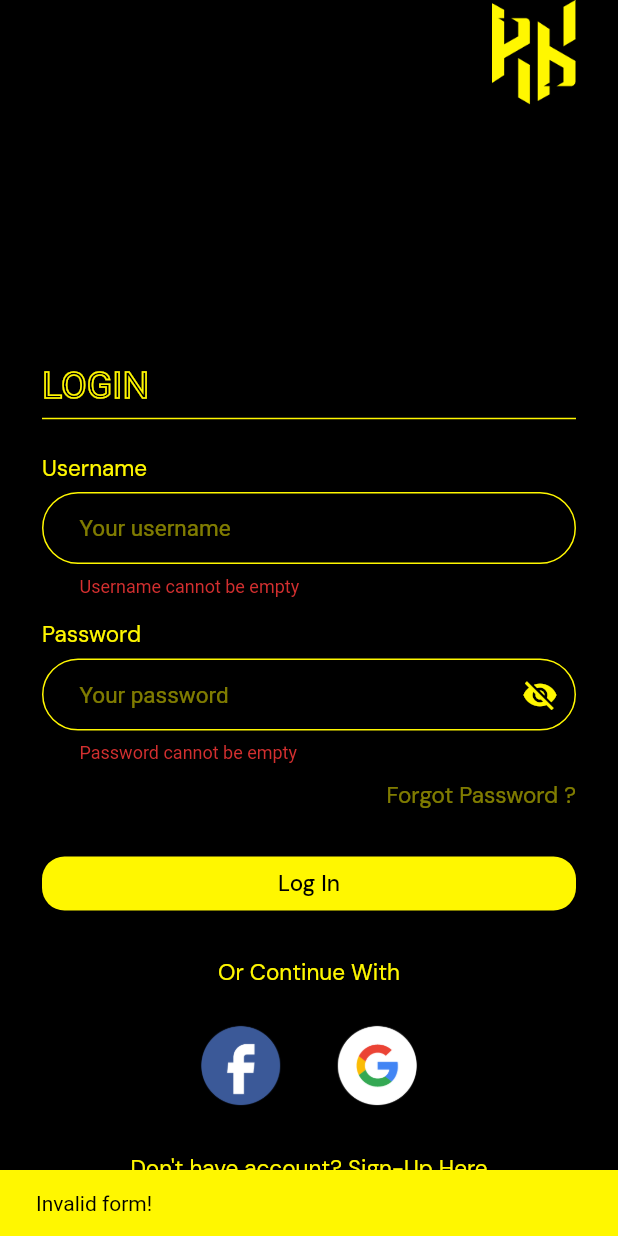
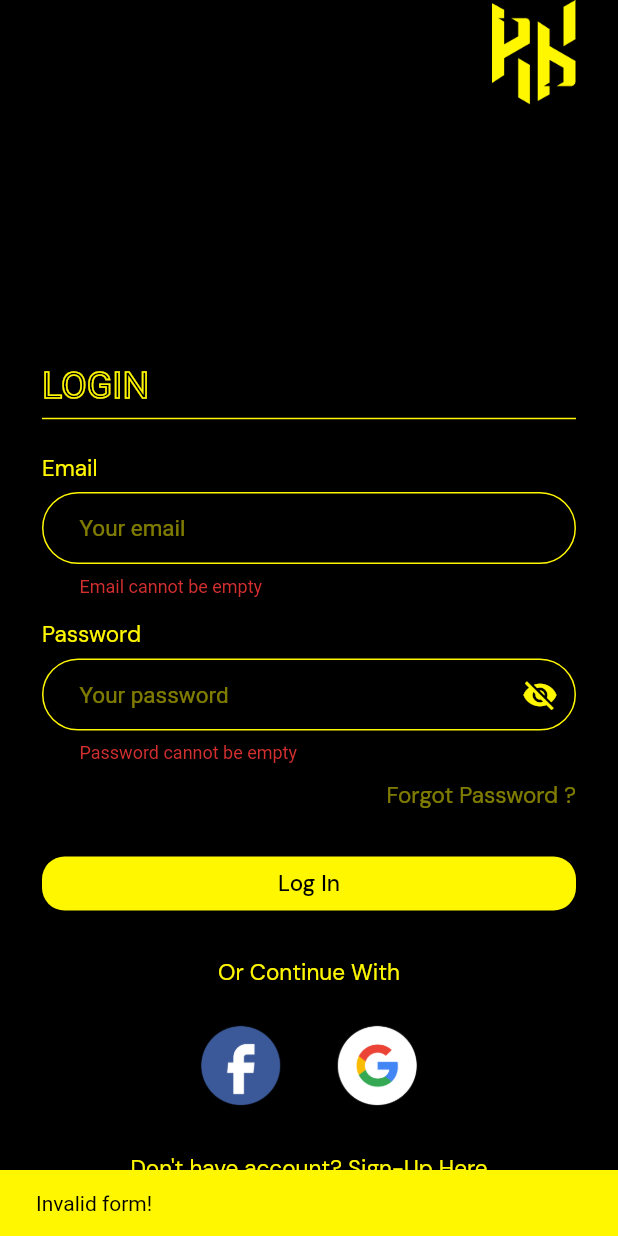
Before and after one commit to haziqkamel/paintball_my_community, a Flutter app: the screen it shows after launch, after a tap on "Log In", on a phone screen of 412 x 824 dp. Run offline on Flutter 3.47's test engine with Material 2 defaults, Android fonts, the phone set to English and light mode, and no system bars; our stand-ins replace firebase_auth, firebase_core, get, google_fonts, shared_preferences; accounts and stored records are empty; statements that could not run were skipped.

Commit message:
Add Firebase Authentication for sign in

```diff
--- a/lib/controllers/login_controller.dart
+++ b/lib/controllers/login_controller.dart
@@ -1,12 +1,14 @@
+import 'package:firebase_auth/firebase_auth.dart';
 import 'package:flutter/material.dart';
 import 'package:flutter/widgets.dart';
 import 'package:get/get.dart';
-import 'package:paintball_app/routes/route_path.dart';
+import 'package:paintball_app/main.dart';
 import 'package:paintball_app/utils/app_utils.dart';
+import 'package:paintball_app/utils/firebase_utils.dart';
 
 class LoginController extends GetxController {
   RxBool isObscure = false.obs;
-  late TextEditingController controllerUsername;
+  late TextEditingController controllerEmail;
   late TextEditingController controllerPassword;
   late FocusNode usernameFocus;
   late FocusNode passwordFocus;
@@ -15,7 +17,7 @@ class LoginController extends GetxController {
   @override
   void onInit() async {
     super.onInit();
-    controllerUsername = TextEditingController();
+    controllerEmail = TextEditingController();
     controllerPassword = TextEditingController();
     usernameFocus = FocusNode();
     passwordFocus = FocusNode();
@@ -23,7 +25,7 @@ class LoginController extends GetxController {
 
   @override
   void dispose() {
-    controllerUsername.dispose();
+    controllerEmail.dispose();
     controllerPassword.dispose();
     usernameFocus.dispose();
     passwordFocus.dispose();
@@ -34,13 +36,21 @@ class LoginController extends GetxController {
     isObscure.value = !isObscure.value;
   }
 
-  void onSubmit() {
+  void onSubmit() async {
+    AppUtils.showOverlayLoading();
+
     if (globalKey.currentState!.validate()) {
-      print('Okay!');
-      //TODO: Firebase Authentication
-      Get.offAndToNamed(HOME);
+      try {
+        await FirebaseUtils.signIn(
+            email: controllerEmail.text, password: controllerPassword.text);
+      } on FirebaseAuthException catch (e) {
+        print('FirebaseAuthException: $e');
+        AppUtils.showSnackBar(e.message.toString());
+      }
     } else {
       AppUtils.showSnackBar('Invalid form!');
     }
+
+    navigatorKey.currentState!.pop();
   }
 }
--- a/lib/controllers/splash_controller.dart
+++ b/lib/controllers/splash_controller.dart
@@ -9,7 +9,7 @@ class SplashController extends GetxController {
   }
 
   Future<void> delay() async {
-    await Future.delayed(const Duration(seconds: 5))
-        .then((value) => Get.offAndToNamed(LOGIN));
+    await Future.delayed(const Duration(seconds: 2))
+        .then((_) => Get.offAndToNamed(LOGIN));
   }
 }
--- a/lib/main.dart
+++ b/lib/main.dart
@@ -1,17 +1,26 @@
 import 'dart:async';
 
+import 'package:firebase_core/firebase_core.dart';
 import 'package:flutter/material.dart';
 import 'package:get/get.dart';
 import 'package:paintball_app/constants/color.dart';
 import 'package:paintball_app/routes/route_generator.dart';
 import 'package:paintball_app/routes/route_path.dart';
+import 'package:paintball_app/utils/firebase_utils.dart';
 
 void main() {
-  runZonedGuarded(() => runApp(const MyApp()), (error, stack) {
+  runZonedGuarded(() async {
+    WidgetsFlutterBinding.ensureInitialized();
+    await Firebase.initializeApp();
+    FirebaseUtils.signOut();
+    runApp(const MyApp());
+  }, (error, stack) {
     print(error);
     print(stack);
   });
 }
+
+final navigatorKey = GlobalKey<NavigatorState>();
 
 class MyApp extends StatelessWidget {
   const MyApp({Key? key}) : super(key: key);
@@ -19,6 +28,7 @@ class MyApp extends StatelessWidget {
   @override
   Widget build(BuildContext context) {
     return GetMaterialApp(
+      navigatorKey: navigatorKey,
       title: 'Paintball Malaysia Community',
       debugShowCheckedModeBanner: false,
       theme: ThemeData(
--- a/lib/utils/app_utils.dart
+++ b/lib/utils/app_utils.dart
@@ -55,4 +55,14 @@ class AppUtils {
   static void changeFocusNode(
           {required BuildContext context, required FocusNode node}) =>
       FocusScope.of(context).requestFocus(node);
+
+  static showOverlayLoading() {
+    showDialog(
+      context: Get.context!,
+      barrierDismissible: false,
+      builder: (context) => const Center(
+        child: CircularProgressIndicator(),
+      ),
+    );
+  }
 }
--- /dev/null
+++ b/lib/utils/firebase_utils.dart
@@ -0,0 +1,54 @@
+import 'package:firebase_auth/firebase_auth.dart';
+import 'package:firebase_core/firebase_core.dart';
+import 'package:get/get.dart';
+import 'package:paintball_app/routes/route_path.dart';
+
+class FirebaseUtils {
+  static init() async => await Firebase.initializeApp();
+
+  static Future<void> useFirebaseAuthEmulator() async =>
+      await FirebaseAuth.instance.useAuthEmulator('10.0.2.2', 9099);
+
+  // Subscribe current auth state
+  static subscribeCurrentAuthState() =>
+      FirebaseAuth.instance.authStateChanges().listen((User? user) {
+        if (user == null) {
+          Get.offNamedUntil(LOGIN, (route) => false);
+        } else {
+          Get.offNamedUntil(HOME, (route) => false);
+        }
+      });
+
+  // Subscribe current id token changes
+  static subbscribeCurrentIdTokenChanges() =>
+      FirebaseAuth.instance.idTokenChanges().listen((User? user) {
+        if (user == null) {
+          print('User is currently signed out!');
+        } else {
+          print('User is signed in!');
+        }
+      });
+
+  // Subscribe user changes
+  static checkUserChanges() =>
+      FirebaseAuth.instance.userChanges().listen((User? user) {
+        if (user == null) {
+          print('User is currently signed out!');
+        } else {
+          print('User is signed in!');
+        }
+      });
+
+  static get firebaseUser => FirebaseAuth.instance.currentUser;
+
+  static signIn({required String email, required String password}) async {
+    await FirebaseAuth.instance.signInWithEmailAndPassword(
+      email: email.trim(),
+      password: password.trim(),
+    );
+  }
+
+  static signOut() async {
+    await FirebaseAuth.instance.signOut();
+  }
+}
--- a/lib/views/login_view.dart
+++ b/lib/views/login_view.dart
@@ -1,5 +1,6 @@
 import 'dart:io';
 
+import 'package:firebase_auth/firebase_auth.dart';
 import 'package:flutter/material.dart';
 import 'package:get/get.dart';
 import 'package:google_fonts/google_fonts.dart';
@@ -12,6 +13,7 @@ import '../widgets/app_logo_widget.dart';
 import '../widgets/custom_text_form_field.dart';
 import '../widgets/label_text_widget.dart';
 import '../widgets/outline_text_widget.dart';
+import 'home_view.dart';
 
 class LoginView extends StatelessWidget {
   LoginView({Key? key}) : super(key: key);
@@ -26,7 +28,13 @@ class LoginView extends StatelessWidget {
         resizeToAvoidBottomInset: false,
         appBar: null,
         backgroundColor: black,
-        body: SafeArea(
+        body: StreamBuilder<User?>(
+          stream: FirebaseAuth.instance.authStateChanges(),
+          builder: (context, snapshot) {
+            if (snapshot.hasData) {
+              return HomeView();
+            } else {
+              return SafeArea(
                 child: Padding(
                   padding: const EdgeInsets.symmetric(horizontal: 28),
                   child: Column(
@@ -51,19 +59,20 @@ class LoginView extends StatelessWidget {
                             crossAxisAlignment: CrossAxisAlignment.start,
                             children: [
                               const LabelTextWidget(
-                          labelText: 'Username',
+                                labelText: 'Email',
                                 fontSize: 15,
                               ),
                               CustomTextFormField(
-                          hintText: 'Your username',
-                          controller: _controller.controllerUsername,
+                                hintText: 'Your email',
+                                controller: _controller.controllerEmail,
                                 focusNode: _controller.usernameFocus,
-                          onFieldSubmitted: (txt) => AppUtils.changeFocusNode(
+                                onFieldSubmitted: (txt) =>
+                                    AppUtils.changeFocusNode(
                                   context: context,
                                   node: _controller.passwordFocus,
                                 ),
-                          validator: (val) => AppUtils.usernameValidator(
-                              val, _controller.controllerUsername),
+                                validator: (val) => AppUtils.emailValidator(
+                                    val, _controller.controllerEmail),
                               ),
                               const SizedBox(height: 15),
                               const LabelTextWidget(
@@ -76,7 +85,8 @@ class LoginView extends StatelessWidget {
                                   hintText: 'Your password',
                                   focusNode: _controller.passwordFocus,
                                   textObscure: !_controller.isObscure.value,
-                            validator: (val) => AppUtils.passwordValidator(
+                                  validator: (val) =>
+                                      AppUtils.passwordValidator(
                                           val, _controller.controllerPassword),
                                   suffixIcon: Obx(
                                     () => IconButton(
@@ -95,7 +105,8 @@ class LoginView extends StatelessWidget {
                               const SizedBox(height: 11),
                               buildForgotPassword(),
                               Padding(
-                          padding: const EdgeInsets.symmetric(vertical: 25),
+                                padding:
+                                    const EdgeInsets.symmetric(vertical: 25),
                                 child: SizedBox(
                                   width: double.infinity,
                                   child: ElevatedButton(
@@ -124,6 +135,9 @@ class LoginView extends StatelessWidget {
                     ],
                   ),
                 ),
+              );
+            }
+          },
         ),
       ),
     );
--- a/lib/views/splashscreen.dart
+++ b/lib/views/splashscreen.dart
@@ -11,8 +11,17 @@ class SplashScreen extends StatelessWidget {
   @override
   Widget build(BuildContext context) {
     _controller.onInit();
-    return Container(
-      color: Colors.black,
+    return Scaffold(
+      body: buildSplashScreen()
+    );
+  }
+
+  Widget buildSplashScreen() {
+    return Scaffold(
+      backgroundColor: Colors.black,
+      body: SizedBox(
+        width: double.infinity,
+        height: double.infinity,
         child: Column(
           crossAxisAlignment: CrossAxisAlignment.center,
           mainAxisAlignment: MainAxisAlignment.center,
@@ -25,6 +34,7 @@ class SplashScreen extends StatelessWidget {
             )
           ],
         ),
+      ),
     );
   }
 }
```
Also changed, not shown: lib/models/news_model.dart (+11 -20 lines), lib/repositories/news_repo.dart (added, +60 -0 lines), lib/utils/preference.dart (added, +60 -0 lines), 3 other files. Lines whose indentation alone changed are shown as unchanged.
